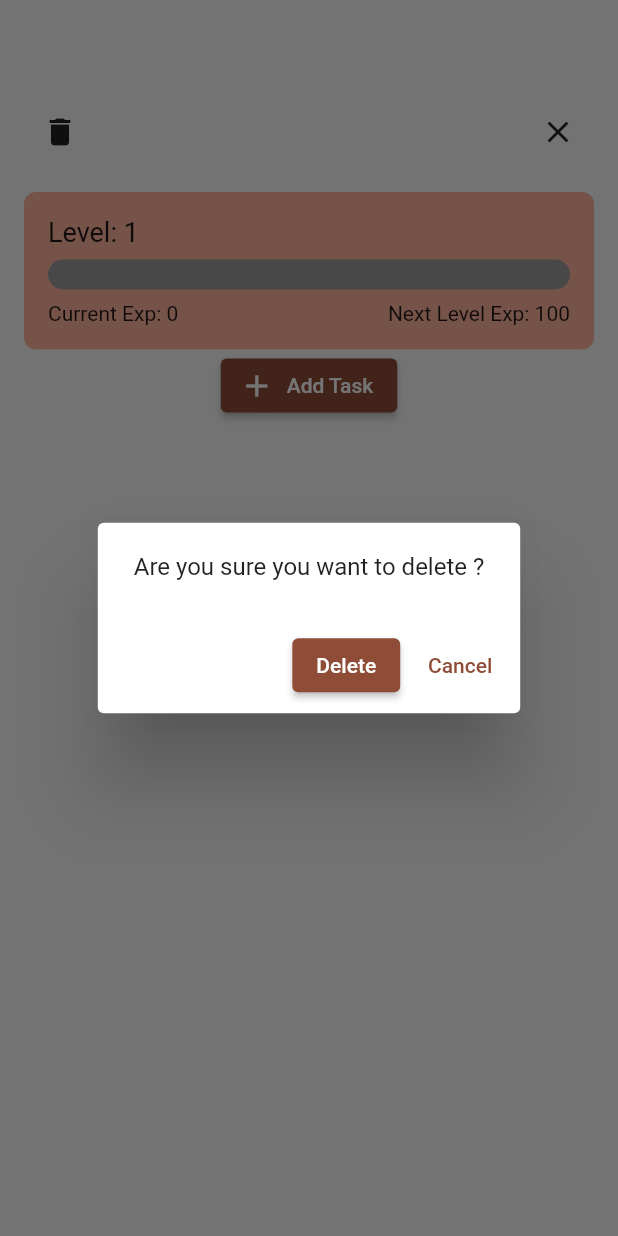
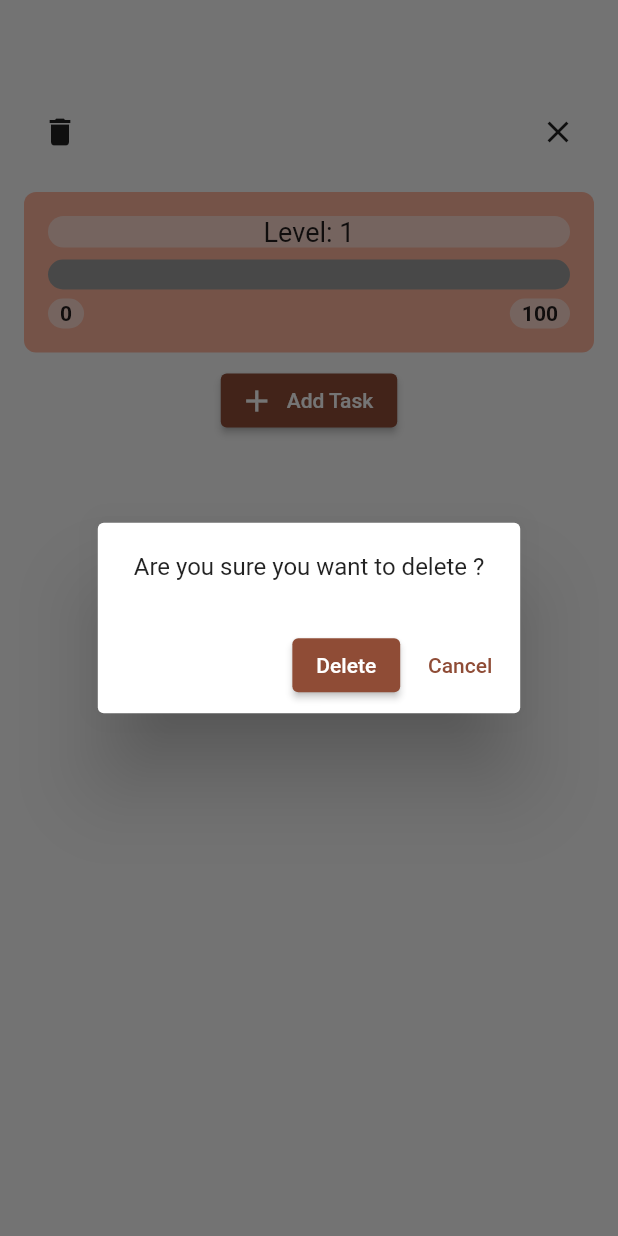
Before and after one commit to Sebsprograms/skill_tree, a Flutter app: the SkillDetailView screen opened directly with empty values, after a tap on the "delete" icon, on a phone screen of 412 x 824 dp. Run offline on Flutter 3.47's test engine with Material 2 defaults, Android fonts, the phone set to English and light mode, and no system bars.

Commit message:
Abstract code to improve readability. Improve styling for skill spec

```diff
--- /dev/null
+++ b/lib/widgets/skill_card/skill_detail_title.dart
@@ -0,0 +1,60 @@
+import 'package:flutter/material.dart';
+import 'package:skill_tree/models/skill.dart';
+
+class SkillDetailTitle extends StatelessWidget {
+  const SkillDetailTitle({
+    super.key,
+    required this.skill,
+    required this.deleteSkill,
+  });
+  final Skill skill;
+  final void Function(String skillId) deleteSkill;
+
+  @override
+  Widget build(BuildContext context) {
+    return Row(
+      mainAxisAlignment: MainAxisAlignment.spaceBetween,
+      children: [
+        IconButton(
+          onPressed: () {
+            showDialog(
+              context: context,
+              builder: (ctx) => AlertDialog(
+                content:
+                    Text("Are you sure you want to delete ${skill.title}?"),
+                actions: [
+                  ElevatedButton(
+                    onPressed: () {
+                      deleteSkill(skill.id);
+                      Navigator.of(context).pop();
+                      Navigator.pop(ctx);
+                    },
+                    child: const Text("Delete"),
+                  ),
+                  TextButton(
+                    onPressed: () {
+                      Navigator.pop(ctx);
+                    },
+                    child: const Text("Cancel"),
+                  ),
+                ],
+              ),
+            );
+          },
+          icon: const Icon(Icons.delete),
+        ),
+        Text(skill.title,
+            style: const TextStyle(
+              fontSize: 24,
+              fontWeight: FontWeight.bold,
+            )),
+        IconButton(
+          onPressed: () {
+            Navigator.pop(context);
+          },
+          icon: const Icon(Icons.clear),
+        ),
+      ],
+    );
+  }
+}
--- a/lib/widgets/skill_card/skill_detail_view.dart
+++ b/lib/widgets/skill_card/skill_detail_view.dart
@@ -1,7 +1,8 @@
 import 'package:flutter/material.dart';
 import 'package:skill_tree/models/skill.dart';
 import 'package:skill_tree/models/task.dart';
-import 'package:skill_tree/widgets/skill_card/exp_bar.dart';
+import 'package:skill_tree/widgets/skill_card/skill_detail_title.dart';
+import 'package:skill_tree/widgets/skill_card/skill_specs.dart';
 import 'package:skill_tree/widgets/skill_card/task/new_task_dialog.dart';
 import 'package:skill_tree/widgets/skill_card/task/task_item.dart';
 
@@ -33,85 +34,18 @@ class SkillDetailView extends StatelessWidget {
         ),
         child: Column(
           children: [
-            Row(
-              mainAxisAlignment: MainAxisAlignment.spaceBetween,
-              children: [
-                IconButton(
-                  onPressed: () {
-                    showDialog(
-                      context: context,
-                      builder: (ctx) => AlertDialog(
-                        content: Text(
-                            "Are you sure you want to delete ${skill.title}?"),
-                        actions: [
-                          ElevatedButton(
-                            onPressed: () {
-                              deleteSkill(skill.id);
-                              Navigator.of(context).pop();
-                              Navigator.pop(ctx);
-                            },
-                            child: const Text("Delete"),
-                          ),
-                          TextButton(
-                            onPressed: () {
-                              Navigator.pop(ctx);
-                            },
-                            child: const Text("Cancel"),
-                          ),
-                        ],
-                      ),
-                    );
-                  },
-                  icon: const Icon(Icons.delete),
-                ),
-                Text(skill.title,
-                    style: const TextStyle(
-                      fontSize: 24,
-                      fontWeight: FontWeight.bold,
-                    )),
-                IconButton(
-                  onPressed: () {
-                    Navigator.pop(context);
-                  },
-                  icon: const Icon(Icons.clear),
-                ),
-              ],
+            SkillDetailTitle(
+              skill: skill,
+              deleteSkill: deleteSkill,
             ),
             const SizedBox(
               height: 16,
             ),
-            Container(
-              padding: const EdgeInsets.all(16),
-              decoration: BoxDecoration(
-                color: Theme.of(context).colorScheme.inversePrimary,
-                borderRadius: BorderRadius.circular(8),
-              ),
-              child: Column(children: [
-                Row(
-                  children: [
-                    Text(
-                      "Level: ${skill.level}",
-                      style: const TextStyle(
-                        fontSize: 18,
-                      ),
-                    ),
-                  ],
-                ),
-                const SizedBox(
-                  height: 8,
-                ),
-                ExpBar(fill: skill.currentExp / skill.expToNextLvl),
-                const SizedBox(
-                  height: 8,
-                ),
-                Row(
-                  children: [
-                    Text("Current Exp: ${skill.currentExp}"),
-                    const Spacer(),
-                    Text("Next Level Exp: ${skill.expToNextLvl}"),
-                  ],
-                ),
-              ]),
+            SkillSpecs(
+              skill: skill,
+            ),
+            const SizedBox(
+              height: 8,
             ),
             Expanded(
                 child: SingleChildScrollView(
--- /dev/null
+++ b/lib/widgets/skill_card/skill_specs.dart
@@ -0,0 +1,83 @@
+import 'package:flutter/material.dart';
+import 'package:skill_tree/models/skill.dart';
+import 'package:skill_tree/widgets/skill_card/exp_bar.dart';
+
+class SkillSpecs extends StatelessWidget {
+  const SkillSpecs({
+    super.key,
+    required this.skill,
+  });
+  final Skill skill;
+
+  @override
+  Widget build(BuildContext context) {
+    return Container(
+      padding: const EdgeInsets.all(16),
+      decoration: BoxDecoration(
+        color: Theme.of(context).colorScheme.inversePrimary,
+        borderRadius: BorderRadius.circular(8),
+      ),
+      child: Column(children: [
+        Container(
+          decoration: BoxDecoration(
+            color: Theme.of(context).colorScheme.primaryContainer,
+            borderRadius: BorderRadius.circular(16),
+          ),
+          width: double.infinity,
+          child: Center(
+            child: Text(
+              "Level: ${skill.level}",
+              style: const TextStyle(
+                fontSize: 18,
+              ),
+            ),
+          ),
+        ),
+        const SizedBox(
+          height: 8,
+        ),
+        ExpBar(fill: skill.currentExp / skill.expToNextLvl),
+        const SizedBox(
+          height: 6,
+        ),
+        Row(
+          children: [
+            Container(
+              decoration: BoxDecoration(
+                color: Theme.of(context).colorScheme.primaryContainer,
+                borderRadius: BorderRadius.circular(16),
+              ),
+              padding: const EdgeInsets.symmetric(
+                horizontal: 8,
+                vertical: 2,
+              ),
+              child: Text(
+                '${skill.currentExp}',
+                style: const TextStyle(
+                  fontWeight: FontWeight.bold,
+                ),
+              ),
+            ),
+            const Spacer(),
+            Container(
+              decoration: BoxDecoration(
+                color: Theme.of(context).colorScheme.primaryContainer,
+                borderRadius: BorderRadius.circular(16),
+              ),
+              padding: const EdgeInsets.symmetric(
+                horizontal: 8,
+                vertical: 2,
+              ),
+              child: Text(
+                '${skill.expToNextLvl}',
+                style: const TextStyle(
+                  fontWeight: FontWeight.bold,
+                ),
+              ),
+            ),
+          ],
+        ),
+      ]),
+    );
+  }
+}
--- a/lib/widgets/skill_card/task/task_item.dart
+++ b/lib/widgets/skill_card/task/task_item.dart
@@ -34,6 +34,12 @@ class TaskItem extends StatelessWidget {
       onDismissed: (direction) {
         deleteTask(skillId, task.id);
       },
+      child: GestureDetector(
+        onLongPress: () {
+          setter(() {
+            increaseExp(task.id);
+          });
+        },
         child: Container(
           decoration: BoxDecoration(
             borderRadius: BorderRadius.circular(8),
@@ -44,16 +50,18 @@ class TaskItem extends StatelessWidget {
           child: Row(
             mainAxisAlignment: MainAxisAlignment.spaceBetween,
             children: [
-            Text(task.name),
-            ElevatedButton(
-              onPressed: () {
-                setter(() {
-                  increaseExp(task.id);
-                });
-              },
-              child: Text("${task.exp}exp"),
+              Text(task.name,
+                  style: const TextStyle(
+                    fontSize: 20,
+                    fontWeight: FontWeight.bold,
+                  )),
+              Text('${task.exp} exp',
+                  style: const TextStyle(
+                    fontSize: 16,
+                    fontWeight: FontWeight.bold,
+                  )),
+            ],
           ),
-          ],
         ),
       ),
     );
```
Also changed, not shown: 1 other file. Lines whose indentation alone changed are shown as unchanged.
